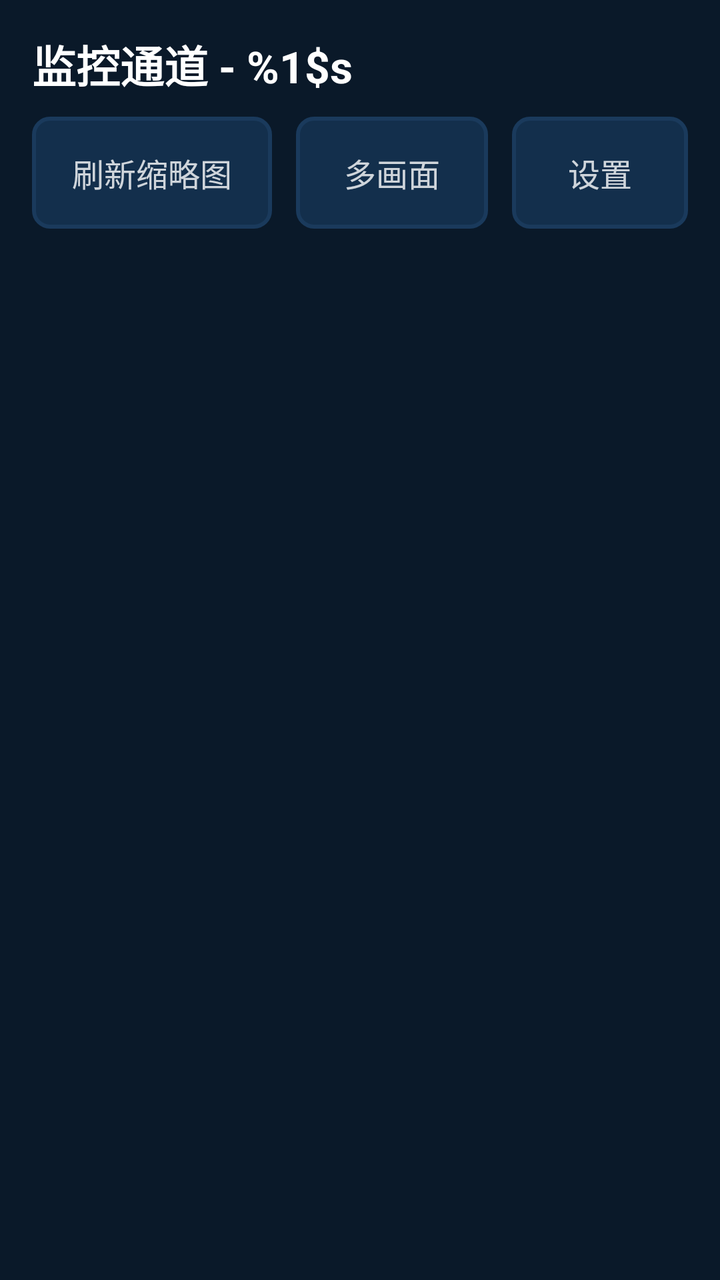
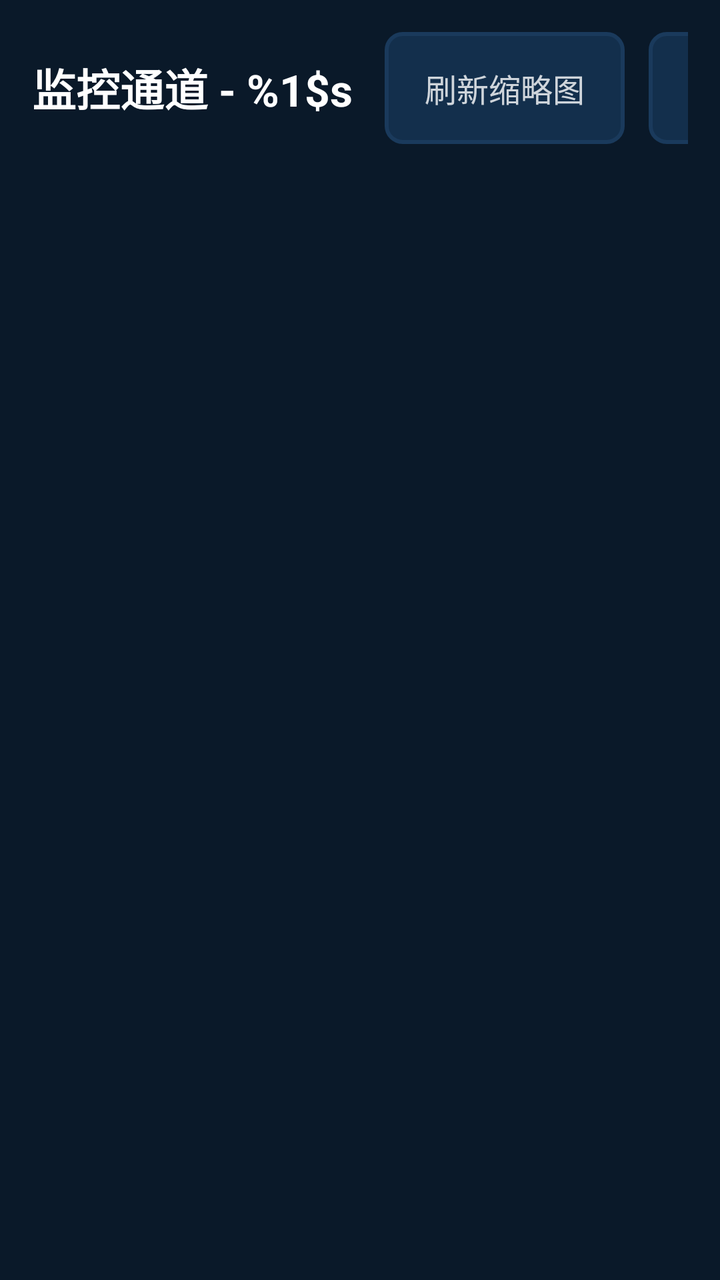

The first picture is an Android layout as it rendered before a commit; the second is the same layout after the commit. The layout source and the unified diff follow.
<!-- AndroidManifest.xml: application theme Theme.LiteVision -->
<!-- res/layout/activity_main.xml -->
<?xml version="1.0" encoding="utf-8"?>
<LinearLayout xmlns:android="http://schemas.android.com/apk/res/android"
    android:layout_width="match_parent"
    android:layout_height="match_parent"
    android:orientation="vertical"
    android:background="#0A1929"
    android:padding="16dp">

    
    <LinearLayout
        android:layout_width="match_parent"
        android:layout_height="wrap_content"
        android:orientation="vertical"
        android:gravity="center_vertical"
        android:layout_marginBottom="16dp">

        <TextView
            android:id="@+id/tv_title"
            android:layout_width="match_parent"
            android:layout_height="wrap_content"
            android:maxLines="1"
            android:ellipsize="end"
            android:text="@string/main_title"
            android:textColor="#FFFFFF"
            android:textSize="22sp"
            android:textStyle="bold"
            android:paddingBottom="10dp" />

        <LinearLayout
            android:layout_width="match_parent"
            android:layout_height="wrap_content"
            android:orientation="horizontal"
            android:gravity="center_vertical">

            
            <android.widget.Button
                android:id="@+id/btn_refresh_thumbs"
                android:layout_width="wrap_content"
                android:layout_height="56dp"
                android:text="@string/refresh_thumbs"
                android:textSize="16sp"
                android:background="@drawable/channel_card_normal"
                android:textColor="#CCFFFFFF"
                android:elevation="0dp"
                android:stateListAnimator="@null"
                android:paddingStart="20dp"
                android:paddingEnd="20dp"
                android:layout_marginEnd="12dp"
                android:nextFocusRight="@id/btn_multi_view"
                android:nextFocusDown="@id/recycler_channels" />

            <android.widget.Button
                android:id="@+id/btn_multi_view"
                android:layout_width="wrap_content"
                android:layout_height="56dp"
                android:text="@string/multi_view"
                android:textSize="16sp"
                android:background="@drawable/channel_card_normal"
                android:textColor="#CCFFFFFF"
                android:elevation="0dp"
                android:stateListAnimator="@null"
                android:paddingStart="24dp"
                android:paddingEnd="24dp"
                android:layout_marginEnd="12dp"
                android:nextFocusLeft="@id/btn_refresh_thumbs"
                android:nextFocusRight="@id/btn_settings"
                android:nextFocusDown="@id/recycler_channels" />

            <android.widget.Button
                android:id="@+id/btn_settings"
                android:layout_width="wrap_content"
                android:layout_height="56dp"
                android:text="@string/settings"
                android:textSize="16sp"
                android:background="@drawable/channel_card_normal"
                android:textColor="#CCFFFFFF"
                android:elevation="0dp"
                android:stateListAnimator="@null"
                android:paddingStart="24dp"
                android:paddingEnd="24dp"
                android:nextFocusLeft="@id/btn_multi_view"
                android:nextFocusRight="@id/btn_settings"
                android:nextFocusDown="@id/recycler_channels" />
        </LinearLayout>
    </LinearLayout>

    <FrameLayout
        android:layout_width="match_parent"
        android:layout_height="0dp"
        android:layout_weight="1">

        <androidx.recyclerview.widget.RecyclerView
            android:id="@+id/recycler_channels"
            android:layout_width="match_parent"
            android:layout_height="match_parent"
            android:clipToPadding="false"
            android:paddingLeft="6dp"
            android:paddingRight="6dp"
            android:paddingBottom="8dp" />

        <ProgressBar
            android:id="@+id/progress_bar"
            android:layout_width="wrap_content"
            android:layout_height="wrap_content"
            android:layout_gravity="center"
            android:visibility="gone" />

        <TextView
            android:id="@+id/tv_status"
            android:layout_width="wrap_content"
            android:layout_height="wrap_content"
            android:layout_gravity="center"
            android:textColor="#8FAAC4"
            android:textSize="18sp"
            android:gravity="center"
            android:visibility="gone"
            android:lineSpacingExtra="4dp" />

    </FrameLayout>

</LinearLayout>
<!-- resources referenced by this layout -->
<resources>
  <!-- drawable channel_card_normal (drawable) -->
  <?xml version="1.0" encoding="utf-8"?>
  <shape xmlns:android="http://schemas.android.com/apk/res/android"
      android:shape="rectangle">
      <solid android:color="#132F4C" />
      <corners android:radius="8dp" />
      <stroke
          android:width="2dp"
          android:color="#1A3A5C" />
  </shape>
  <string name="main_title">监控通道 - %1$s</string>
  <string name="multi_view">多画面</string>
  <string name="refresh_thumbs">刷新缩略图</string>
  <string name="settings">设置</string>
  <style name="Theme.LiteVision" parent="Theme.MaterialComponents.NoActionBar">
          <item name="android:windowBackground">@color/bg_dark</item>
          <item name="android:colorBackground">@color/bg_dark</item>
          <item name="android:textColorPrimary">@color/text_primary</item>
          <item name="colorPrimary">@color/deep_blue_primary</item>
          <item name="colorPrimaryDark">@color/bg_dark</item>
          <item name="android:windowFullscreen">false</item>
          <item name="android:windowNoTitle">true</item>
      </style>
  <color name="bg_dark">#050D14</color>
  <color name="text_primary">#F0F6FC</color>
  <color name="deep_blue_primary">#00C9DB</color>
</resources>

<!-- the commit's change to res/layout/activity_main.xml (unified diff, before → after) -->
@@ -10,78 +10,70 @@
     <LinearLayout
         android:layout_width="match_parent"
         android:layout_height="wrap_content"
-        android:orientation="vertical"
+        android:orientation="horizontal"
         android:gravity="center_vertical"
         android:layout_marginBottom="16dp">
 
         <TextView
             android:id="@+id/tv_title"
-            android:layout_width="match_parent"
+            android:layout_width="0dp"
             android:layout_height="wrap_content"
+            android:layout_weight="1"
             android:maxLines="1"
             android:ellipsize="end"
             android:text="@string/main_title"
             android:textColor="#FFFFFF"
             android:textSize="22sp"
             android:textStyle="bold"
-            android:paddingBottom="10dp" />
+            android:paddingEnd="16dp" />
 
-        <LinearLayout
-            android:layout_width="match_parent"
-            android:layout_height="wrap_content"
-            android:orientation="horizontal"
-            android:gravity="center_vertical">
+        <android.widget.Button
+            android:id="@+id/btn_refresh_thumbs"
+            android:layout_width="wrap_content"
+            android:layout_height="56dp"
+            android:text="@string/refresh_thumbs"
+            android:textSize="16sp"
+            android:background="@drawable/channel_card_normal"
+            android:textColor="#CCFFFFFF"
+            android:elevation="0dp"
+            android:stateListAnimator="@null"
+            android:paddingStart="20dp"
+            android:paddingEnd="20dp"
+            android:layout_marginEnd="12dp"
+            android:nextFocusRight="@id/btn_multi_view"
+            android:nextFocusDown="@id/recycler_channels" />
 
-            
-            <android.widget.Button
-                android:id="@+id/btn_refresh_thumbs"
-                android:layout_width="wrap_content"
-                android:layout_height="56dp"
-                android:text="@string/refresh_thumbs"
-                android:textSize="16sp"
-                android:background="@drawable/channel_card_normal"
-                android:textColor="#CCFFFFFF"
-                android:elevation="0dp"
-                android:stateListAnimator="@null"
-                android:paddingStart="20dp"
-                android:paddingEnd="20dp"
-                android:layout_marginEnd="12dp"
-                android:nextFocusRight="@id/btn_multi_view"
-                android:nextFocusDown="@id/recycler_channels" />
+        <android.widget.Button
+            android:id="@+id/btn_multi_view"
+            android:layout_width="wrap_content"
+            android:layout_height="56dp"
+            android:text="@string/multi_view"
+            android:textSize="16sp"
+            android:background="@drawable/channel_card_normal"
+            android:textColor="#CCFFFFFF"
+            android:elevation="0dp"
+            android:stateListAnimator="@null"
+            android:paddingStart="24dp"
+            android:paddingEnd="24dp"
+            android:layout_marginEnd="12dp"
+            android:nextFocusLeft="@id/btn_refresh_thumbs"
+            android:nextFocusRight="@id/btn_settings"
+            android:nextFocusDown="@id/recycler_channels" />
 
-            <android.widget.Button
-                android:id="@+id/btn_multi_view"
-                android:layout_width="wrap_content"
-                android:layout_height="56dp"
-                android:text="@string/multi_view"
-                android:textSize="16sp"
-                android:background="@drawable/channel_card_normal"
-                android:textColor="#CCFFFFFF"
-                android:elevation="0dp"
-                android:stateListAnimator="@null"
-                android:paddingStart="24dp"
-                android:paddingEnd="24dp"
-                android:layout_marginEnd="12dp"
-                android:nextFocusLeft="@id/btn_refresh_thumbs"
-                android:nextFocusRight="@id/btn_settings"
-                android:nextFocusDown="@id/recycler_channels" />
-
-            <android.widget.Button
-                android:id="@+id/btn_settings"
-                android:layout_width="wrap_content"
-                android:layout_height="56dp"
-                android:text="@string/settings"
-                android:textSize="16sp"
-                android:background="@drawable/channel_card_normal"
-                android:textColor="#CCFFFFFF"
-                android:elevation="0dp"
-                android:stateListAnimator="@null"
-                android:paddingStart="24dp"
-                android:paddingEnd="24dp"
-                android:nextFocusLeft="@id/btn_multi_view"
-                android:nextFocusRight="@id/btn_settings"
-                android:nextFocusDown="@id/recycler_channels" />
-        </LinearLayout>
+        <android.widget.Button
+            android:id="@+id/btn_settings"
+            android:layout_width="wrap_content"
+            android:layout_height="56dp"
+            android:text="@string/settings"
+            android:textSize="16sp"
+            android:background="@drawable/channel_card_normal"
+            android:textColor="#CCFFFFFF"
+            android:elevation="0dp"
+            android:stateListAnimator="@null"
+            android:paddingStart="24dp"
+            android:paddingEnd="24dp"
+            android:nextFocusLeft="@id/btn_multi_view"
+            android:nextFocusDown="@id/recycler_channels" />
     </LinearLayout>
 
     <FrameLayout
